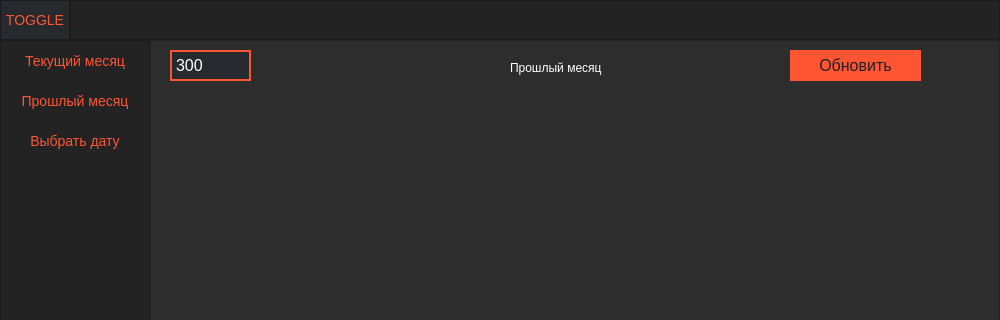
First picture: the form in Работа/ui/newWindow.ui, repository vasiljev-sr/MyJupyterNotebook, before the edit; both pictures show x 0 to 1000 and y 0 to 320 of the 1000 by 500 pixel window.
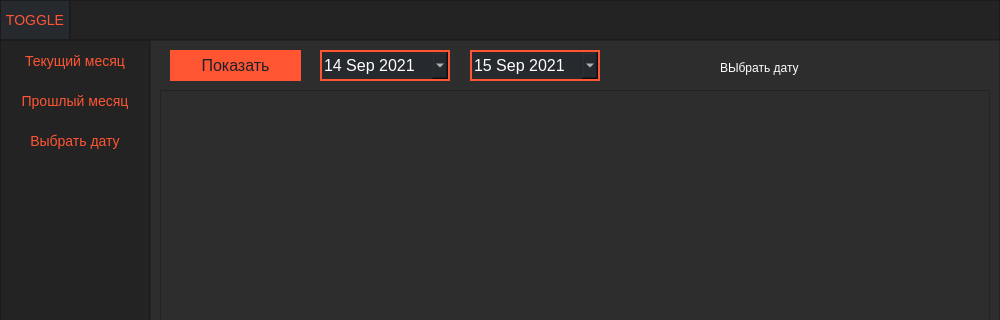
Second picture: the form after the edit.

Commit message: Добавил новый вариант макета

```diff
--- a/Работа/ui/newWindow.ui
+++ b/Работа/ui/newWindow.ui
@@ -384,8 +384,308 @@
              </size>
             </property>
             <property name="currentIndex">
-             <number>1</number>
+             <number>0</number>
             </property>
+            <widget class="QWidget" name="selected_data_page">
+             <layout class="QVBoxLayout" name="verticalLayout_10">
+              <property name="spacing">
+               <number>0</number>
+              </property>
+              <property name="leftMargin">
+               <number>0</number>
+              </property>
+              <property name="topMargin">
+               <number>0</number>
+              </property>
+              <property name="rightMargin">
+               <number>0</number>
+              </property>
+              <property name="bottomMargin">
+               <number>0</number>
+              </property>
+              <item>
+               <widget class="QFrame" name="options_frame_selected">
+                <property name="minimumSize">
+                 <size>
+                  <width>0</width>
+                  <height>40</height>
+                 </size>
+                </property>
+                <property name="maximumSize">
+                 <size>
+                  <width>16777215</width>
+                  <height>40</height>
+                 </size>
+                </property>
+                <property name="styleSheet">
+                 <string notr="true">background-color: rgb(45, 45, 45);</string>
+                </property>
+                <property name="frameShape">
+                 <enum>QFrame::NoFrame</enum>
+                </property>
+                <property name="frameShadow">
+                 <enum>QFrame::Raised</enum>
+                </property>
+                <widget class="QPushButton" name="update_selected_date">
+                 <property name="geometry">
+                  <rect>
+                   <x>10</x>
+                   <y>0</y>
+                   <width>131</width>
+                   <height>31</height>
+                  </rect>
+                 </property>
+                 <property name="styleSheet">
+                  <string notr="true">QPushButton {
+                                         
+    background-color: #ff5533;
+    border-style: solid;
+    border-width: 2px;
+    border-radius: 0px;
+    border-color: #ff5533;
+    font:  16px;
+    min-width: 5em;
+    padding: 0px;
+    color: #1e2027;
+}
+QPushButton:hover {
+    background: #262a2f; 
+    color:#ff5533;
+} 
+QPushButton:pressed {                              
+   background: #262a2f;
+   border-style: solid; 
+   color:#ff5533;
+}</string>
+                 </property>
+                 <property name="text">
+                  <string>Показать</string>
+                 </property>
+                </widget>
+                <widget class="QLabel" name="label_5">
+                 <property name="geometry">
+                  <rect>
+                   <x>560</x>
+                   <y>10</y>
+                   <width>131</width>
+                   <height>16</height>
+                  </rect>
+                 </property>
+                 <property name="styleSheet">
+                  <string notr="true">color: rgb(255, 255, 255);</string>
+                 </property>
+                 <property name="text">
+                  <string>ВЫбрать дату</string>
+                 </property>
+                </widget>
+                <widget class="QDateEdit" name="date_in">
+                 <property name="geometry">
+                  <rect>
+                   <x>160</x>
+                   <y>0</y>
+                   <width>130</width>
+                   <height>31</height>
+                  </rect>
+                 </property>
+                 <property name="styleSheet">
+                  <string notr="true">QDateEdit {                                  
+    background-color: #262a2f; 
+    border-style: solid;
+    border-width: 2px;
+    border-radius: 0px;
+    border-color: #ff5533;
+    font:  16px;
+    min-width: 5em;
+    padding: 0px;
+    color: #ffffff; 
+}
+
+
+
+
+</string>
+                 </property>
+                 <property name="wrapping">
+                  <bool>false</bool>
+                 </property>
+                 <property name="frame">
+                  <bool>true</bool>
+                 </property>
+                 <property name="alignment">
+                  <set>Qt::AlignLeading|Qt::AlignLeft|Qt::AlignVCenter</set>
+                 </property>
+                 <property name="readOnly">
+                  <bool>false</bool>
+                 </property>
+                 <property name="buttonSymbols">
+                  <enum>QAbstractSpinBox::PlusMinus</enum>
+                 </property>
+                 <property name="accelerated">
+                  <bool>false</bool>
+                 </property>
+                 <property name="showGroupSeparator" stdset="0">
+                  <bool>true</bool>
+                 </property>
+                 <property name="dateTime">
+                  <datetime>
+                   <hour>0</hour>
+                   <minute>0</minute>
+                   <second>0</second>
+                   <year>2021</year>
+                   <month>9</month>
+                   <day>14</day>
+                  </datetime>
+                 </property>
+                 <property name="minimumDate">
+                  <date>
+                   <year>2021</year>
+                   <month>1</month>
+                   <day>1</day>
+                  </date>
+                 </property>
+                 <property name="maximumTime">
+                  <time>
+                   <hour>0</hour>
+                   <minute>0</minute>
+                   <second>0</second>
+                  </time>
+                 </property>
+                 <property name="calendarPopup">
+                  <bool>true</bool>
+                 </property>
+                 <property name="timeSpec">
+                  <enum>Qt::TimeZone</enum>
+                 </property>
+                </widget>
+                <widget class="QDateEdit" name="date_out">
+                 <property name="geometry">
+                  <rect>
+                   <x>310</x>
+                   <y>0</y>
+                   <width>130</width>
+                   <height>31</height>
+                  </rect>
+                 </property>
+                 <property name="styleSheet">
+                  <string notr="true">QDateEdit {
+                                         
+    background-color: #262a2f; 
+    border-style: solid;
+    border-width: 2px;
+    border-radius: 0px;
+    border-color: #ff5533;
+    font:  16px;
+    min-width: 5em;
+    padding: 0px;
+    color: #ffffff; 
+}
+
+
+
+
+</string>
+                 </property>
+                 <property name="wrapping">
+                  <bool>false</bool>
+                 </property>
+                 <property name="frame">
+                  <bool>true</bool>
+                 </property>
+                 <property name="alignment">
+                  <set>Qt::AlignLeading|Qt::AlignLeft|Qt::AlignVCenter</set>
+                 </property>
+                 <property name="readOnly">
+                  <bool>false</bool>
+                 </property>
+                 <property name="buttonSymbols">
+                  <enum>QAbstractSpinBox::PlusMinus</enum>
+                 </property>
+                 <property name="accelerated">
+                  <bool>false</bool>
+                 </property>
+                 <property name="showGroupSeparator" stdset="0">
+                  <bool>true</bool>
+                 </property>
+                 <property name="dateTime">
+                  <datetime>
+                   <hour>0</hour>
+                   <minute>0</minute>
+                   <second>0</second>
+                   <year>2021</year>
+                   <month>9</month>
+                   <day>15</day>
+                  </datetime>
+                 </property>
+                 <property name="minimumDate">
+                  <date>
+                   <year>2021</year>
+                   <month>1</month>
+                   <day>1</day>
+                  </date>
+                 </property>
+                 <property name="maximumTime">
+                  <time>
+                   <hour>0</hour>
+                   <minute>0</minute>
+                   <second>0</second>
+                  </time>
+                 </property>
+                 <property name="calendarPopup">
+                  <bool>true</bool>
+                 </property>
+                 <property name="date">
+                  <date>
+                   <year>2021</year>
+                   <month>9</month>
+                   <day>15</day>
+                  </date>
+                 </property>
+                </widget>
+               </widget>
+              </item>
+              <item>
+               <widget class="QFrame" name="plot_frame_selected">
+                <property name="frameShape">
+                 <enum>QFrame::StyledPanel</enum>
+                </property>
+                <property name="frameShadow">
+                 <enum>QFrame::Raised</enum>
+                </property>
+                <layout class="QVBoxLayout" name="verticalLayout_11">
+                 <property name="spacing">
+                  <number>0</number>
+                 </property>
+                 <property name="leftMargin">
+                  <number>0</number>
+                 </property>
+                 <property name="topMargin">
+                  <number>0</number>
+                 </property>
+                 <property name="rightMargin">
+                  <number>0</number>
+                 </property>
+                 <property name="bottomMargin">
+                  <number>0</number>
+                 </property>
+                 <item>
+                  <widget class="QWidget" name="selected_plot_widget" native="true">
+                   <property name="sizePolicy">
+                    <sizepolicy hsizetype="Preferred" vsizetype="Preferred">
+                     <horstretch>0</horstretch>
+                     <verstretch>0</verstretch>
+                    </sizepolicy>
+                   </property>
+                   <property name="styleSheet">
+                    <string notr="true">
+background-color: rgb(45, 45, 45);</string>
+                   </property>
+                  </widget>
+                 </item>
+                </layout>
+               </widget>
+              </item>
+             </layout>
+            </widget>
             <widget class="QWidget" name="curr_mon_page">
              <layout class="QVBoxLayout" name="verticalLayout_6">
               <property name="spacing">
@@ -632,7 +932,7 @@
                 <widget class="QPushButton" name="update_prev_mon">
                  <property name="geometry">
                   <rect>
-                   <x>630</x>
+                   <x>10</x>
                    <y>0</y>
                    <width>131</width>
                    <height>31</height>
@@ -662,53 +962,7 @@
 }</string>
                  </property>
                  <property name="text">
-                  <string>Обновить</string>
-                 </property>
-                </widget>
-                <widget class="QTextEdit" name="time_prev_mon">
-                 <property name="geometry">
-                  <rect>
-                   <x>10</x>
-                   <y>0</y>
-                   <width>81</width>
-                   <height>31</height>
-                  </rect>
-                 </property>
-                 <property name="font">
-                  <font>
-                   <pointsize>-1</pointsize>
-                   <weight>50</weight>
-                   <italic>false</italic>
-                   <bold>false</bold>
-                  </font>
-                 </property>
-                 <property name="styleSheet">
-                  <string notr="true">QTextEdit {
-                                         
-    background-color: #262a2f; 
-    border-style: solid;
-    border-width: 2px;
-    border-radius: 0px;
-    border-color: #ff5533;
-    font:  16px;
-    min-width: 1em;
-    padding: 0px;
-    color: #ffffff;
-}
-QTextEdit:hover {
-    background: #262a2f; 
-    color:#ffffff;
-} </string>
-                 </property>
-                 <property name="lineWrapColumnOrWidth">
-                  <number>0</number>
-                 </property>
-                 <property name="html">
-                  <string>&lt;!DOCTYPE HTML PUBLIC &quot;-//W3C//DTD HTML 4.0//EN&quot; &quot;http://www.w3.org/TR/REC-html40/strict.dtd&quot;&gt;
-&lt;html&gt;&lt;head&gt;&lt;meta name=&quot;qrichtext&quot; content=&quot;1&quot; /&gt;&lt;style type=&quot;text/css&quot;&gt;
-p, li { white-space: pre-wrap; }
-&lt;/style&gt;&lt;/head&gt;&lt;body style=&quot; font-family:'MS Shell Dlg 2'; font-size:16px; font-weight:400; font-style:normal;&quot;&gt;
-&lt;p style=&quot; margin-top:0px; margin-bottom:0px; margin-left:0px; margin-right:0px; -qt-block-indent:0; text-indent:0px;&quot;&gt;&lt;span style=&quot; font-size:16px;&quot;&gt;300&lt;/span&gt;&lt;/p&gt;&lt;/body&gt;&lt;/html&gt;</string>
+                  <string>Показать</string>
                  </property>
                 </widget>
                 <widget class="QLabel" name="label_2">
```
Left out of the diff: 50 changed lines with no effect on the pictures. The commit also changes 1 other file.
